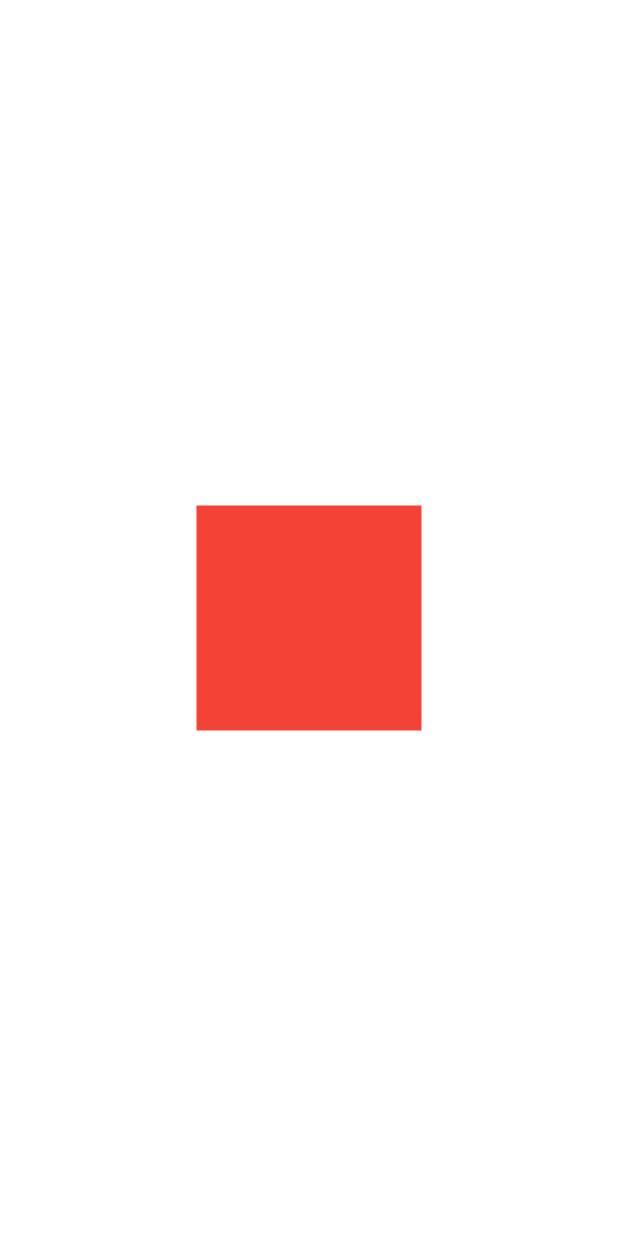
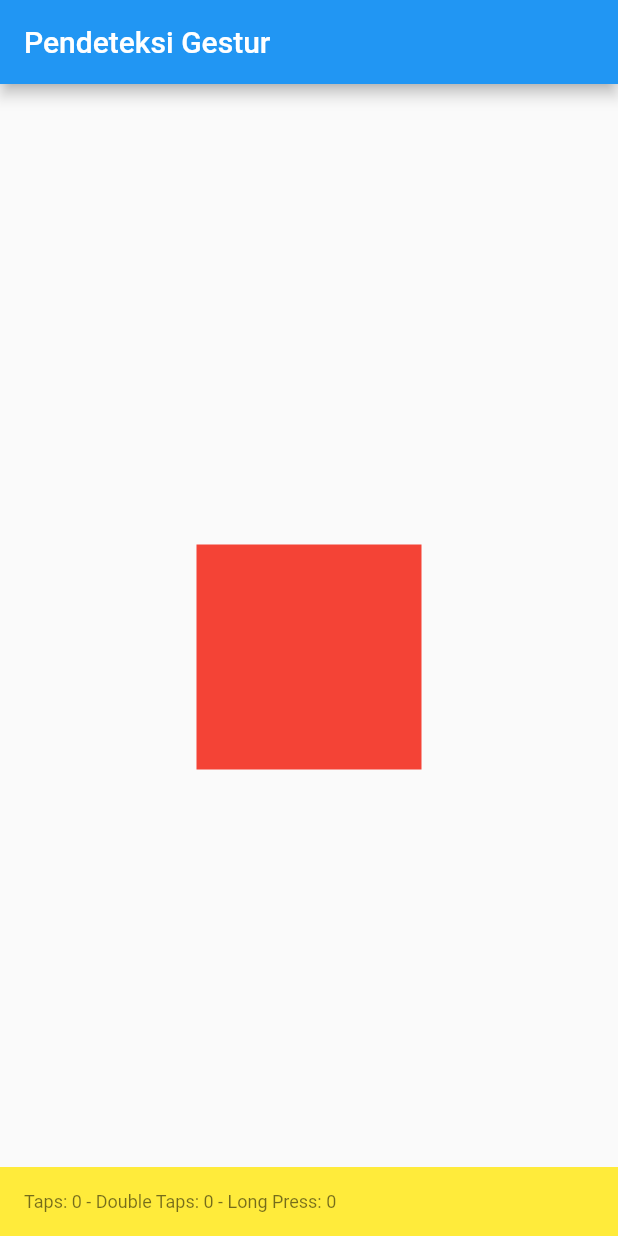
Before and after one commit to ihsanunot/constraints-kedua, a Flutter app: the screen it shows after launch, on a phone screen of 412 x 824 dp. Run offline on Flutter 3.47's test engine with Material 2 defaults, Android fonts, the light colour scheme and no system bars.

Commit message:
gesture_deteksi

```diff
--- a/lib/main.dart
+++ b/lib/main.dart
@@ -1,42 +1,110 @@
 import 'package:flutter/material.dart';
 
-void main() {
-  runApp(const MyApp());
-}
+void main() => runApp(const MyApp());
 
 class MyApp extends StatelessWidget {
   const MyApp({super.key});
-
   @override
   Widget build(BuildContext context) {
     return MaterialApp(
-      title: 'Flutter IHS',
+      title: 'Gesture Detector',
       theme: ThemeData(
-        colorScheme: ColorScheme.fromSeed(seedColor: Colors.deepPurple),
-        useMaterial3: true,
+        primarySwatch: Colors.blue,
       ),
-      home: const BoxConstraint(),
+      home: const DeteksiKotak(),
     );
   }
 }
 
-class BoxConstraint extends StatelessWidget {
-  const BoxConstraint({super.key});
+class DeteksiKotak extends StatefulWidget {
+  const DeteksiKotak({super.key});
+
+  @override
+  _DeteksiKotakState createState() => _DeteksiKotakState();
+}
+
+class _DeteksiKotakState extends State<DeteksiKotak> {
+  // var awal di ontap nanti
+  int jumlahTaps = 0;
+  int jumlahDobelTap = 0;
+  int tapLong = 0;
+
+  // menentukan posisi
+  final double ukuranBox = 150.0;
+  double posX = 0.0;
+  double posY = 0.0;
 
   @override
   Widget build(BuildContext context) {
-    return Center(
-      child: ConstrainedBox(
-        constraints: BoxConstraints(
-          minWidth: 70,
-          minHeight: 70,
-          maxWidth: 150,
-          maxHeight: 150,
-        ),
-        child: Container(
-          color: Colors.red,
+    if (posX == 0) {
+      center(context);
+    }
+    return Scaffold(
+      appBar: AppBar(
+        title: const Text('Pendeteksi Gestur'),
+      ),
+      // pakai widget Stack biar bisa pakai children
+      body: Stack(
+        children: [
+          // untuk bisa gerakin posisi kotak nya
+          Positioned(
+            top: posY,
+            left: posX,
+
+            // fungsi buat menghitung jumlah tap yang terjadi
+            child: GestureDetector(
+              onTap: () {
+                setState(() {
+                  jumlahTaps++;
+                });
+              },
+              onDoubleTap: () {
+                setState(() {
+                  jumlahDobelTap++;
+                });
+              },
+              onLongPress: () {
+                setState(() {
+                  tapLong++;
+                });
+              },
+              // pakai onPanUpdate biar lancar ketika digerakan vertikal/horizontal
+              onPanUpdate: (DragUpdateDetails details) {
+                setState(() {
+                  double deltaX = details.delta.dx;
+                  double deltaY = details.delta.dy;
+                  posX += deltaX;
+                  posY += deltaY;
+                });
+              },
+              child: Container(
+                width: ukuranBox,
+                height: ukuranBox,
+                decoration: const BoxDecoration(color: Colors.red),
+              ),
+            ),
+          ),
+        ],
+      ),
+      bottomNavigationBar: Container(
+        color: Colors.yellow,
+        padding: const EdgeInsets.all(16.0),
+        child: Text(
+          'Taps: $jumlahTaps - Double Taps: $jumlahDobelTap - Long Press: $tapLong',
+          style: Theme.of(context).textTheme.bodySmall,
         ),
       ),
     );
   }
+
+  // fungsi buat ke tengah
+  void center(BuildContext context) {
+    posX = (MediaQuery.of(context).size.width / 2) - ukuranBox / 2;
+    posY = (MediaQuery.of(context).size.height / 2) - ukuranBox / 2 - 30;
+
+    setState(() {
+      posX = posX;
+      posY = posY;
+    });
+  }
 }
```
Also changed, not shown: lib/code_testing/test1.dart (deleted, +0 -18 lines), 1 other file.
